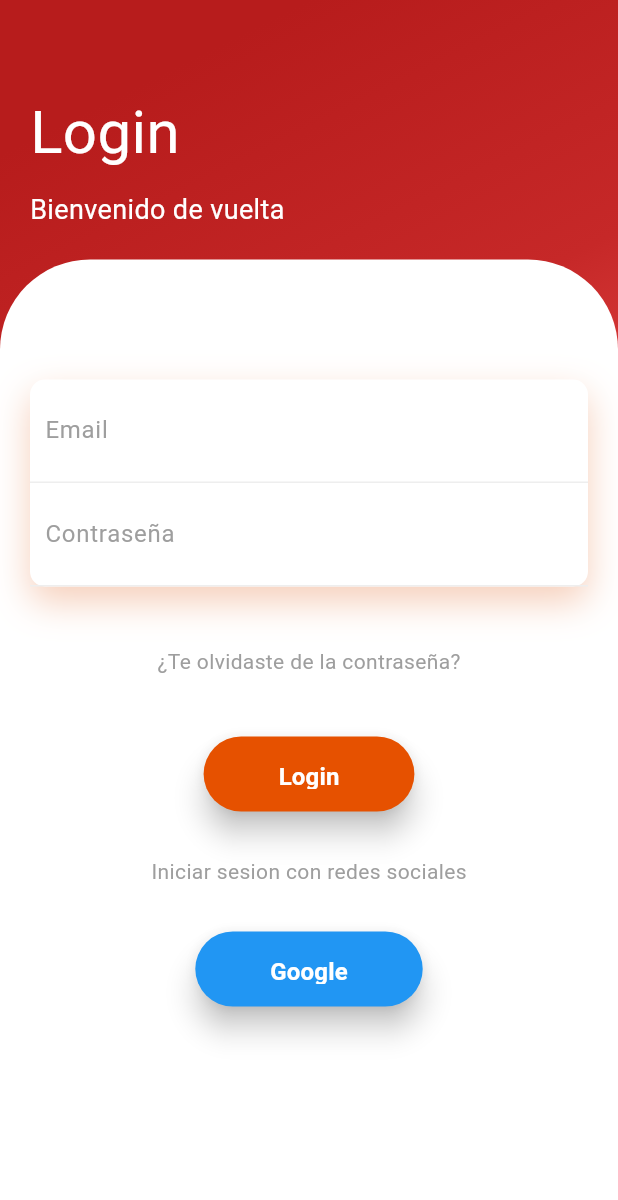
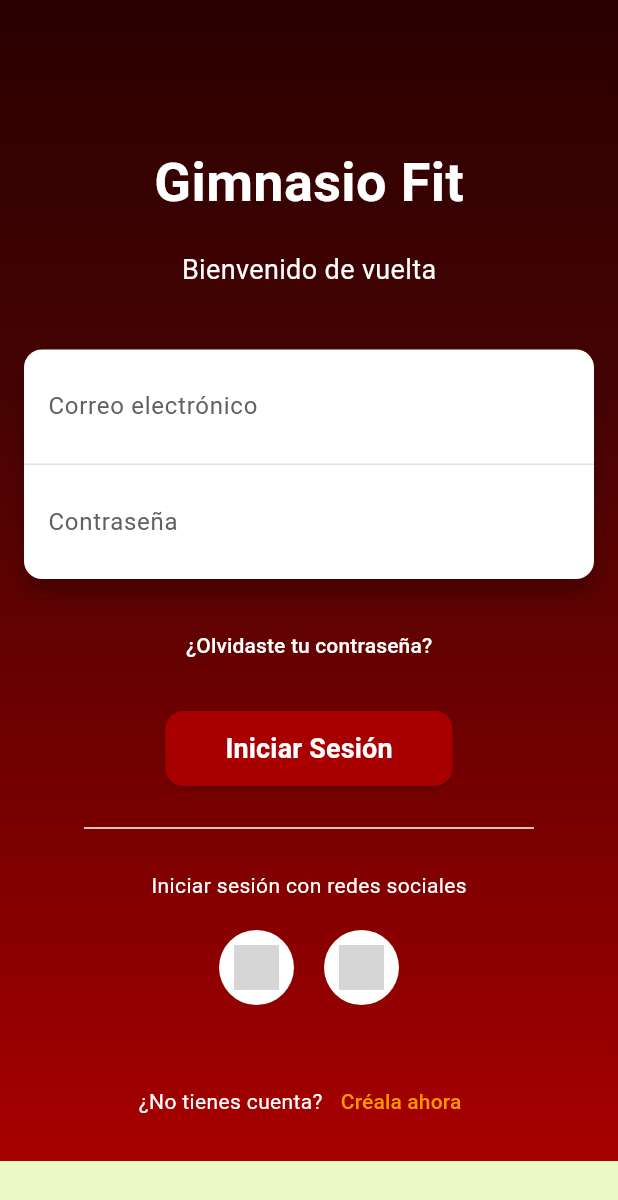
Before and after one commit to ripleyos/ProyectoGimnasio, a Flutter app: the LoginPage screen opened directly, on a phone screen of 412 x 824 dp. Shown: the top 1200 px of the screen. Run offline on Flutter 3.47's test engine with Material 3 defaults, Android fonts, the phone set to English and light mode, and no system bars; our stand-ins replace firebase_auth, flutter_secure_storage; accounts and stored records are empty; network calls fail; statements that could not run were skipped; grey boxes are pictures that could not be loaded.

Commit message:
hud ajustes y modificacion general interfaz

```diff
--- a/trabajologinflutter/lib/Pages/SettingsPage.dart
+++ b/trabajologinflutter/lib/Pages/SettingsPage.dart
@@ -1,4 +1,5 @@
 import 'package:flutter/material.dart';
+import 'package:trabajologinflutter/Pages/Settings/RestablecerContrase%C3%B1a.dart';
 
 class SettingsPage extends StatelessWidget {
   @override
@@ -69,7 +70,10 @@ class SettingsPage extends StatelessWidget {
           ),
           leading: Icon(Icons.lock, color: Colors.white), // Icono blanco
           onTap: () {
-            // Acción para cambiar la contraseña
+            Navigator.push(
+              context,
+              MaterialPageRoute(builder: (context) => ChangePasswordPage()),
+            );
           },
         ),
         ListTile(
--- a/trabajologinflutter/lib/Pages/login_page.dart
+++ b/trabajologinflutter/lib/Pages/login_page.dart
@@ -1,8 +1,7 @@
-import 'dart:convert';
 import 'package:flutter/material.dart';
-import 'package:http/http.dart' as http;
+import 'package:trabajologinflutter/Pages/main_page.dart';
+import 'package:trabajologinflutter/pages/main_page.dart';
 import 'package:trabajologinflutter/services/auth_service.dart';
-import '../componentes/square_tile.dart';
 import 'registro_page.dart';
 
 class LoginPage extends StatefulWidget {
@@ -11,12 +10,12 @@ class LoginPage extends StatefulWidget {
 }
 
 class _LoginPageState extends State<LoginPage> {
-  final _usernameController = TextEditingController();
+  final _emailController = TextEditingController();
   final _passwordController = TextEditingController();
   final _authService = AuthService();
 
   Future<void> _signIn() async {
-    String email = _usernameController.text;
+    String email = _emailController.text;
     String password = _passwordController.text;
 
     String? errorMessage = await _authService.signin(email, password);
@@ -24,7 +23,7 @@ class _LoginPageState extends State<LoginPage> {
     if (errorMessage == null) {
       Navigator.pushReplacement(
         context,
-        MaterialPageRoute(builder: (context) => RegistroPage()), // Cambia "NewPage" al nombre de tu nueva página
+        MaterialPageRoute(builder: (context) => MainPage()),
       );
     } else {
       showDialog(
@@ -50,152 +49,187 @@ class _LoginPageState extends State<LoginPage> {
   @override
   Widget build(BuildContext context) {
     return Scaffold(
-      resizeToAvoidBottomInset: false,
-      body: Container(
-        padding: EdgeInsets.zero,
+      body: SingleChildScrollView(
+        child: Container(
+          padding: EdgeInsets.all(16),
           width: double.infinity,
-        decoration: const BoxDecoration(
+          decoration: BoxDecoration(
             gradient: LinearGradient(
               begin: Alignment.topCenter,
+              end: Alignment.bottomCenter,
               colors: [
-              Color(0xFFB71C1C),
-              Color(0xFFC62828),
-              Color(0xFFEF5350)
-            ]
-          )
-        ),
-        child: Column(
-          crossAxisAlignment: CrossAxisAlignment.start,
-          children: <Widget>[
-            SizedBox(height: 40,),
-            Padding(
-              padding: EdgeInsets.all(20),
-                child: Column(
-                 crossAxisAlignment: CrossAxisAlignment.start, // Corrección aquí
-                  children: <Widget>[
-
-                    Text("Login",style: TextStyle(color: Colors.white, fontSize: 40),),
-                    SizedBox(height: 10),
-                    Text("Bienvenido de vuelta",style: TextStyle(color: Colors.white, fontSize: 18),),
+                Color(0xFF2A0000), // Rojo muy oscuro
+                Color(0xFF460303), // Rojo oscuro
+                Color(0xFF730000), // Rojo profundo
+                Color(0xFFA80000), // Rojo brillante
               ],
             ),
           ),
-              Expanded(
-                child: Container(
+          child: Column(
+            crossAxisAlignment: CrossAxisAlignment.center,
+            children: <Widget>[
+              SizedBox(height: 80), // Espacio para el encabezado
+              Text(
+                "Gimnasio Fit",
+                style: TextStyle(
+                  color: Colors.white,
+                  fontSize: 36,
+                  fontWeight: FontWeight.bold,
+                ),
+              ),
+              SizedBox(height: 20),
+              Text(
+                "Bienvenido de vuelta",
+                style: TextStyle(
+                  color: Colors.white,
+                  fontSize: 18,
+                ),
+              ),
+              SizedBox(height: 40),
+              Container(
                 decoration: BoxDecoration(
                   color: Colors.white,
-                    borderRadius: BorderRadius.only(topLeft: Radius.circular(60),topRight: Radius.circular(60))
+                  borderRadius: BorderRadius.circular(12),
+                  boxShadow: [
+                    BoxShadow(
+                      color: Colors.black26,
+                      blurRadius: 10,
+                      offset: Offset(0, 10),
                     ),
-                  child: Padding(
-                    padding: EdgeInsets.all(20),
-                    child: Column(
-                      children: <Widget>[
-                        SizedBox(height: 60,),
-                        Container(
-
-                          decoration: BoxDecoration(
-                            color: Colors.white,
-                            borderRadius: BorderRadius.circular(10),
-                            boxShadow: [BoxShadow(
-                              color: Color.fromRGBO(225, 95, 27, .3),
-                              blurRadius: 20,
-                              offset: Offset(0, 10)
-                            )]
+                  ],
                 ),
                 child: Column(
+                  crossAxisAlignment: CrossAxisAlignment.center,
                   children: <Widget>[
-                              Container(
-                                padding: EdgeInsets.all(10),
-                                decoration: BoxDecoration(
-                                  border: Border(bottom: BorderSide(color: Colors.grey[200] ?? Colors.transparent))
-                                ),
+                    Padding(
+                      padding: EdgeInsets.symmetric(horizontal: 16, vertical: 10),
                       child: TextField(
-                                  controller: _usernameController,
+                        controller: _emailController,
                         decoration: InputDecoration(
-                                    hintText: "Email",
-                                    hintStyle: TextStyle(color: Colors.grey),
+                          labelText: "Correo electrónico",
+                          labelStyle: TextStyle(color: Colors.grey[700]), // Mejor contraste
                           border: InputBorder.none,
                         ),
                       ),
                     ),
-                              Container(
-                                padding: EdgeInsets.all(10),
-                                decoration: BoxDecoration(
-                                  border: Border(bottom: BorderSide(color: Colors.grey[200] ?? Colors.transparent))
-                                ),
+                    Divider(height: 1, color: Colors.grey[300]), // Divider para separar campos
+                    Padding(
+                      padding: EdgeInsets.symmetric(horizontal: 16, vertical: 10),
                       child: TextField(
                         controller: _passwordController,
+                        obscureText: true,
                         decoration: InputDecoration(
-                                    hintText: "Contraseña",
-                                    hintStyle: TextStyle(color: Colors.grey),
+                          labelText: "Contraseña",
+                          labelStyle: TextStyle(color: Colors.grey[700]), // Mejor contraste
                           border: InputBorder.none,
                         ),
                       ),
-                              )
+                    ),
                   ],
                 ),
               ),
-                        SizedBox(height: 40,),
-                        Text("¿Te olvidaste de la contraseña?",style: TextStyle(color: Colors.grey),),
-                        SizedBox(height: 40,),
-                        Container(
-                          height: 50,
-                          margin: EdgeInsets.symmetric(horizontal: 50),
-                          child: Center(
+              SizedBox(height: 20),
+              TextButton(
+                onPressed: () {
+                  // Lógica para restablecer la contraseña
+                },
+                child: Text(
+                  "¿Olvidaste tu contraseña?",
+                  style: TextStyle(color: Colors.white),
+                ),
+              ),
+              SizedBox(height: 20),
+              Center( // Centrar el botón de inicio de sesión
                 child: ElevatedButton(
                   onPressed: _signIn,
                   style: ElevatedButton.styleFrom(
+                    primary: Color(0xFFA80000), // Rojo vibrante
                     shape: RoundedRectangleBorder(
-                                  borderRadius: BorderRadius.circular(50),
+                      borderRadius: BorderRadius.circular(12),
                     ),
-                                 padding: EdgeInsets.symmetric(vertical: 15,horizontal: 50),
-                                 elevation: 8,
-                                 backgroundColor: Colors.orange[900],
+                    padding: EdgeInsets.symmetric(horizontal: 40, vertical: 12),
                   ),
-                              child: Text("Login", style: TextStyle(color: Colors.white, fontSize: 16, fontWeight: FontWeight.bold)),
-                              ),
-                            ),
-                        ),
-                        SizedBox(height: 30,),
-                        Text("Iniciar sesion con redes sociales",style: TextStyle(color: Colors.grey),),
-                        SizedBox(height: 30,),
-                        Row(
-                          children: <Widget>[
-                            Expanded(
-                            child:Container(
-                              height: 50,
-                              child: Center(
-                            child: ElevatedButton(
-                              onPressed:  () {
-                                 setState(() {
-                                  var mensaje = 'javier no toques k no funciona pringado';
-                                  });
-                                  },
-                              style: ElevatedButton.styleFrom(
-                                shape: RoundedRectangleBorder(
-                                  borderRadius: BorderRadius.circular(50),
-                                ),
-                                 padding: EdgeInsets.symmetric(vertical: 15,horizontal: 50),
-                                 elevation: 8,
-                                 backgroundColor: Colors.blue,
-                              ),
-                              child: Text("Google", style: TextStyle(color: Colors.white, fontSize: 16, fontWeight: FontWeight.bold)),
+                  child: Text(
+                    "Iniciar Sesión",
+                    style: TextStyle(
+                      color: Colors.white,
+                      fontSize: 18,
+                      fontWeight: FontWeight.bold,
                     ),
                   ),
                 ),
               ),
+              SizedBox(height: 20),
+              Divider(
+                color: Colors.white,
+                thickness: 1,
+                indent: 40,
+                endIndent: 40,
+              ),
+              SizedBox(height: 20),
+              Text(
+                "Iniciar sesión con redes sociales",
+                style: TextStyle(color: Colors.white),
+              ),
+              SizedBox(height: 20),
+              Row(
+                mainAxisAlignment: MainAxisAlignment.center,
+                children: [
+                  GestureDetector(
+                    onTap: () {
+                      // Iniciar sesión con Google
+                    },
+                    child: CircleAvatar(
+                      radius: 25,
+                      backgroundColor: Colors.white,
+                      child: Image.network(
+                        'https://img.icons8.com/color/48/000000/google-logo.png',
+                        height: 30,
+                      ),
+                    ),
+                  ),
+                  SizedBox(width: 20),
+                  GestureDetector(
+                    onTap: () {
+                      // Iniciar sesión con Facebook
+                    },
+                    child: CircleAvatar(
+                      radius: 25,
+                      backgroundColor: Colors.white,
+                      child: Image.network(
+                        'https://img.icons8.com/color/48/000000/facebook.png', // Icono de Facebook
+                        height: 30,
+                      ),
+                    ),
+                  ),
                 ],
-                        )
+              ),
+              SizedBox(height: 40),
+              Row(
+                mainAxisAlignment: MainAxisAlignment.center,
+                children: [
+                  Text(
+                    "¿No tienes cuenta?",
+                    style: TextStyle(color: Colors.white),
+                  ),
+                  TextButton(
+                    onPressed: () {
+                      Navigator.push(
+                        context,
+                        MaterialPageRoute(builder: (context) => RegistroPage()), // Cambiar a la página de registro
+                      );
+                    },
+                    child: Text(
+                      "Créala ahora",
+                      style: TextStyle(color: Colors.orange),
+                    ),
+                  ),
+                ],
+              ),
             ],
           ),
         ),
       ),
-              )
-          ],
-        ),
-      ),
     );
-
   }
-
 }
--- a/trabajologinflutter/lib/main.dart
+++ b/trabajologinflutter/lib/main.dart
@@ -1,5 +1,6 @@
 import 'package:trabajologinflutter/Pages/main_page.dart';
 import 'package:trabajologinflutter/Pages/registro_page.dart';
+import 'package:trabajologinflutter/pages/main_page.dart';
 import 'package:trabajologinflutter/providers/cart_provider.dart';
 import 'package:trabajologinflutter/providers/login_form_provider.dart';
 import 'package:trabajologinflutter/services/auth_service.dart';
@@ -35,8 +36,8 @@ class MyApp extends StatelessWidget {
       title: 'Ejemplo Provider',
       initialRoute: 'login',
       routes: {
-        'login': ( _ ) => MainPage(),
-        'home' : ( _ ) => RegistroPage(),
+        'login': ( _ ) => RegistroPage(),
+        'home' : ( _ ) => ,
       },
       theme: ThemeData.light().copyWith(
           scaffoldBackgroundColor: Color.fromRGBO(234, 249, 200, 1)
```
Also changed, not shown: trabajologinflutter/lib/Pages/Settings/RestablecerContraseña.dart (+80 -0 lines), trabajologinflutter/lib/Pages/registro_page.dart (+33 -27 lines). Lines whose indentation alone changed are shown as unchanged.
